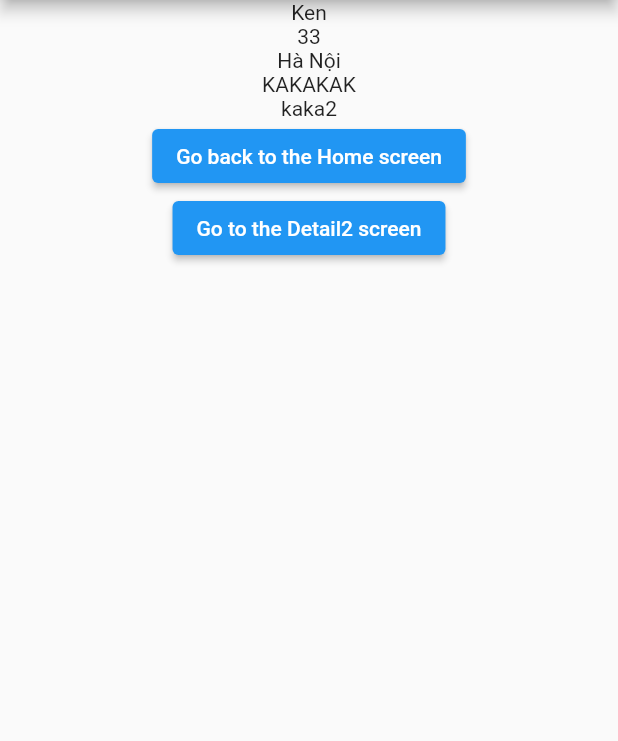
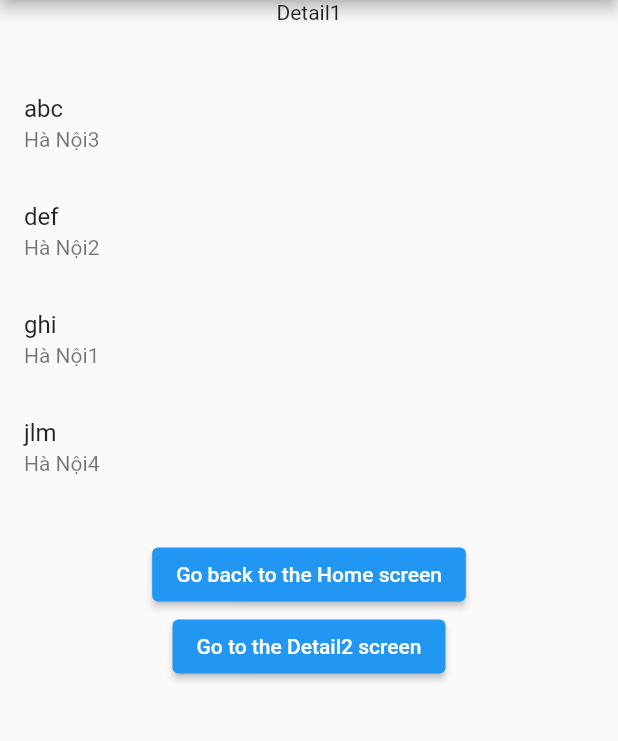
Before and after one commit to khachvip1509/goroute_flutter, a Flutter app: the screen it shows after launch, after a tap on "Go to the Details screen", on a phone screen of 412 x 824 dp, the part 84-825 px from its top. Run offline on Flutter 3.47's test engine with Material 2 defaults, Android fonts, the phone set to English and light mode, and no system bars; our stand-ins replace go_router.

Commit message:
add more code

```diff
--- /dev/null
+++ b/lib/callback.dart
@@ -0,0 +1,5 @@
+typedef CallbackActionBool = void Function(bool isCheck);
+
+typedef CallbackActionString = void Function(String content);
+
+typedef CallbackActionDate = void Function(DateTime date, String dateString);
--- /dev/null
+++ b/lib/detail.dart
@@ -0,0 +1,51 @@
+import 'package:bloc_flutter/person_model.dart';
+import 'package:flutter/material.dart';
+import 'package:go_router/go_router.dart';
+
+/// The details screen
+class DetailsScreen extends StatelessWidget {
+  final List<PersonModel> lsPerson;
+
+  /// Constructs a [DetailsScreen]
+  const DetailsScreen({super.key, required this.lsPerson});
+
+  @override
+  Widget build(BuildContext context) {
+    lsPerson.sort((a, b) => a.namename!.compareTo(b.namename!));
+    return Scaffold(
+      appBar: AppBar(title: const Text('Details Screen')),
+      body: Column(
+        children: [
+          const Text('Detail1'),
+          const SizedBox(
+            height: 30,
+          ),
+          Expanded(
+              child: ListView.builder(
+            itemCount: lsPerson.length,
+            itemBuilder: (context, index) {
+              final item = lsPerson[index];
+              return ListTile(
+                title: Text(item.namename ?? ""),
+                subtitle: Text(item.addr ?? ""),
+              );
+            },
+          )),
+          Center(
+            child: ElevatedButton(
+              onPressed: () => context.go('/'),
+              child: const Text('Go back to the Home screen'),
+            ),
+          ),
+          Center(
+            child: ElevatedButton(
+              onPressed: () => context.goNamed('details2', extra: lsPerson),
+              child: const Text('Go to the Detail2 screen'),
+            ),
+          ),
+          const Spacer()
+        ],
+      ),
+    );
+  }
+}
--- a/lib/main.dart
+++ b/lib/main.dart
@@ -1,6 +1,9 @@
 import 'package:bloc_flutter/person_model.dart';
 import 'package:flutter/material.dart';
 import 'package:go_router/go_router.dart';
+
+import 'detail.dart';
+import 'detail2.dart';
 
 void main() => runApp(const MyApp());
 
@@ -10,7 +13,7 @@ final GoRouter _router = GoRouter(
     GoRoute(
       path: '/',
       builder: (BuildContext context, GoRouterState state) {
-        return const HomeScreen();
+        return HomeScreen();
       },
       routes: <RouteBase>[
         GoRoute(
@@ -18,9 +21,7 @@ final GoRouter _router = GoRouter(
             name: 'details',
             builder: (BuildContext context, GoRouterState state) {
               return DetailsScreen(
-                key0: state.extra as PersonModel,
-                key1: state.queryParameters["key1"] ?? "",
-                key2: state.queryParameters["key2"] ?? "",
+                lsPerson: state.extra as List<PersonModel>,
               );
             },
             routes: <RouteBase>[
@@ -29,7 +30,7 @@ final GoRouter _router = GoRouter(
                 name: 'details2',
                 builder: (BuildContext context, GoRouterState state) {
                   return DetailsScreen2(
-                    key0: state.extra as PersonModel,
+                    lsPerson: state.extra as List<PersonModel>,
                   );
                 },
               ),
@@ -55,86 +56,26 @@ class MyApp extends StatelessWidget {
 /// The home screen
 class HomeScreen extends StatelessWidget {
   /// Constructs a [HomeScreen]
-  const HomeScreen({super.key});
-
+  HomeScreen({super.key});
+  List<PersonModel> LsPerson = [
+    PersonModel(namename: "ghi", age: 33, addr: "Hà Nội1"),
+    PersonModel(namename: "def", age: 34, addr: "Hà Nội2"),
+    PersonModel(namename: "abc", age: 35, addr: "Hà Nội3"),
+    PersonModel(namename: "jlm", age: 36, addr: "Hà Nội4"),
+  ];
   @override
   Widget build(BuildContext context) {
     return Scaffold(
       appBar: AppBar(title: const Text('Home Screen')),
       body: Center(
         child: ElevatedButton(
-          onPressed: () => context.goNamed('details',
-              extra: PersonModel(namename: "Ken", age: 33, addr: "Hà Nội"),
-              queryParameters: {"key1": "KAKAKAK", "key2": "kaka2"}),
-          child: const Text('Go to the Details screen'),
-        ),
+            onPressed: () {
+              return context.goNamed('details',
+                  extra: LsPerson,
+                  queryParameters: {"key1": "KAKAKAK", "key2": "kaka2"});
+            },
+            child: const Text('Go to the Details screen')),
       ),
     );
   }
 }
-
-/// The details screen
-class DetailsScreen extends StatelessWidget {
-  final PersonModel key0;
-  final String key1;
-  final String key2;
-
-  /// Constructs a [DetailsScreen]
-  const DetailsScreen(
-      {super.key, required this.key0, required this.key1, required this.key2});
-
-  @override
-  Widget build(BuildContext context) {
-    return Scaffold(
-      appBar: AppBar(title: const Text('Details Screen')),
-      body: Column(
-        children: [
-          Text(key0.namename ?? ""),
-          Text(key0.age.toString() ?? "0"),
-          Text(key0.addr ?? ""),
-          Text(key1),
-          Text(key2),
-          Center(
-            child: ElevatedButton(
-              onPressed: () => context.go('/'),
-              child: const Text('Go back to the Home screen'),
-            ),
-          ),
-          Center(
-            child: ElevatedButton(
-              onPressed: () => context.goNamed('details2', extra: key0),
-              child: const Text('Go to the Detail2 screen'),
-            ),
-          )
-        ],
-      ),
-    );
-  }
-}
-
-/// The details screen
-class DetailsScreen2 extends StatelessWidget {
-  final PersonModel key0;
-
-  /// Constructs a [DetailsScreen]
-  const DetailsScreen2({super.key, required this.key0});
-
-  @override
-  Widget build(BuildContext context) {
-    return Scaffold(
-      appBar: AppBar(title: const Text('Details Screen')),
-      body: Column(
-        children: [
-          Text('Detail2'),
-          Text(key0.namename ?? ""),
-          Center(
-            child: ElevatedButton(
-              onPressed: () => context.go('/'),
-              child: const Text('Go back to the Home screen'),
-            ),
-          )
-        ],
-      ),
-    );
-  }
-}
```
Also changed, not shown: lib/detail2.dart (added, +57 -0 lines).
